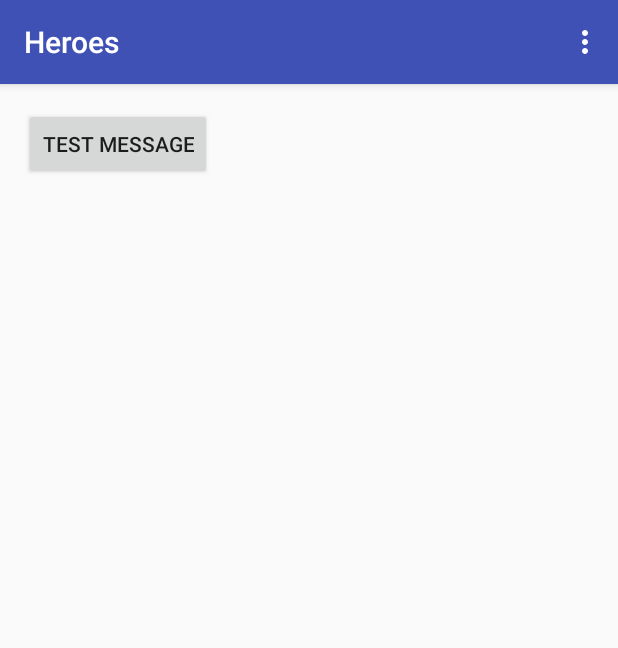
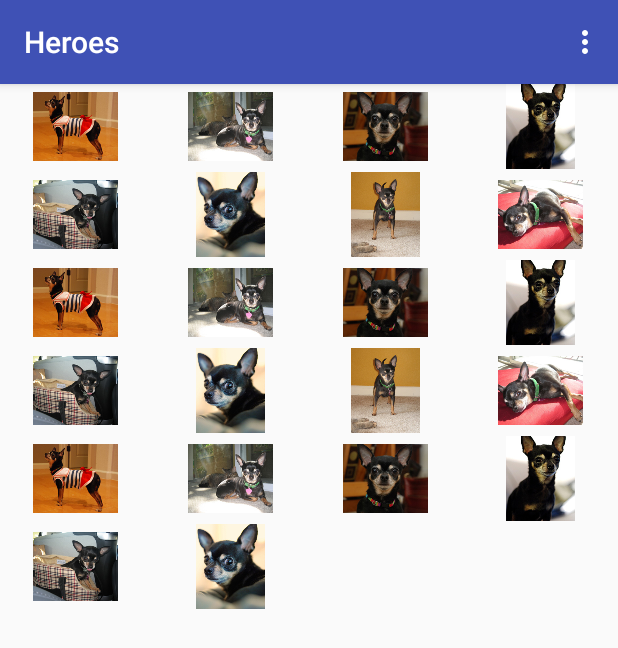
Before and after one commit to Minras/HotsApp_android, an Android app: the screen it shows after launch (HeroesActivity), on a phone screen of 412 x 824 dp. Shown: the top 648 px of the screen. Run offline under Robolectric (Android 15) with nearby library versions, the phone set to English and light mode, and no system bars.

Commit message:
Added a Grid to the main page

```diff
--- a/app/src/main/java/com/minras/android/hotsapp/HeroesActivity.java
+++ b/app/src/main/java/com/minras/android/hotsapp/HeroesActivity.java
@@ -6,7 +6,9 @@ import android.support.v7.widget.Toolbar;
 import android.view.Menu;
 import android.view.MenuItem;
 import android.view.View;
+import android.widget.AdapterView;
 import android.widget.Button;
+import android.widget.GridView;
 
 import java.io.IOException;
 import java.io.InputStream;
@@ -23,10 +25,11 @@ public class HeroesActivity extends AppCompatActivity {
         Toolbar toolbar = (Toolbar) findViewById(R.id.toolbar);
         setSupportActionBar(toolbar);
 
-        Button btnTestMsg = (Button)findViewById(R.id.viewBtnTestMsg);
-        btnTestMsg.setOnClickListener(new View.OnClickListener() {
-            public void onClick(View v) {
-                MessageManager.getInstance().sendMessage(MessageManager.STATUS_WARNING, "xxx");
+        GridView gridview = (GridView) findViewById(R.id.gridview);
+        gridview.setAdapter(new ImageAdapter(this));
+        gridview.setOnItemClickListener(new AdapterView.OnItemClickListener() {
+            public void onItemClick(AdapterView<?> parent, View v, int position, long id) {
+                MessageManager.getInstance().sendMessage(MessageManager.STATUS_WARNING, "" + position);
             }
         });
     }
--- /dev/null
+++ b/app/src/main/java/com/minras/android/hotsapp/ImageAdapter.java
@@ -0,0 +1,60 @@
+package com.minras.android.hotsapp;
+
+import android.content.Context;
+import android.view.View;
+import android.view.ViewGroup;
+import android.widget.BaseAdapter;
+import android.widget.GridView;
+import android.widget.ImageView;
+
+public class ImageAdapter extends BaseAdapter {
+    private Context mContext;
+
+    public ImageAdapter(Context c) {
+        mContext = c;
+    }
+
+    public int getCount() {
+        return mThumbIds.length;
+    }
+
+    public Object getItem(int position) {
+        return null;
+    }
+
+    public long getItemId(int position) {
+        return 0;
+    }
+
+    // create a new ImageView for each item referenced by the Adapter
+    public View getView(int position, View convertView, ViewGroup parent) {
+        ImageView imageView;
+        if (convertView == null) {
+            // if it's not recycled, initialize some attributes
+            imageView = new ImageView(mContext);
+            imageView.setLayoutParams(new GridView.LayoutParams(85, 85));
+            imageView.setScaleType(ImageView.ScaleType.CENTER_CROP);
+            imageView.setPadding(8, 8, 8, 8);
+        } else {
+            imageView = (ImageView) convertView;
+        }
+
+        imageView.setImageResource(mThumbIds[position]);
+        return imageView;
+    }
+
+    // references to our images
+    private Integer[] mThumbIds = {
+            R.drawable.sample_2, R.drawable.sample_3,
+            R.drawable.sample_4, R.drawable.sample_5,
+            R.drawable.sample_6, R.drawable.sample_7,
+            R.drawable.sample_0, R.drawable.sample_1,
+            R.drawable.sample_2, R.drawable.sample_3,
+            R.drawable.sample_4, R.drawable.sample_5,
+            R.drawable.sample_6, R.drawable.sample_7,
+            R.drawable.sample_0, R.drawable.sample_1,
+            R.drawable.sample_2, R.drawable.sample_3,
+            R.drawable.sample_4, R.drawable.sample_5,
+            R.drawable.sample_6, R.drawable.sample_7
+    };
+}
--- a/app/src/main/res/layout/content_heroes.xml
+++ b/app/src/main/res/layout/content_heroes.xml
@@ -1,21 +1,22 @@
 <?xml version="1.0" encoding="utf-8"?>
-<RelativeLayout xmlns:android="http://schemas.android.com/apk/res/android"
+<LinearLayout xmlns:android="http://schemas.android.com/apk/res/android"
     xmlns:app="http://schemas.android.com/apk/res-auto"
     xmlns:tools="http://schemas.android.com/tools"
     android:layout_width="match_parent"
     android:layout_height="match_parent"
-    android:paddingBottom="@dimen/activity_vertical_margin"
-    android:paddingLeft="@dimen/activity_horizontal_margin"
-    android:paddingRight="@dimen/activity_horizontal_margin"
-    android:paddingTop="@dimen/activity_vertical_margin"
     app:layout_behavior="@string/appbar_scrolling_view_behavior"
     tools:context="com.minras.android.hotsapp.HeroesActivity"
     tools:showIn="@layout/activity_heroes">
 
-    <Button
-        android:id="@+id/viewBtnTestMsg"
-        android:layout_width="wrap_content"
-        android:layout_height="wrap_content"
-        android:text="@string/btnTestMsg"
+    <GridView xmlns:android="http://schemas.android.com/apk/res/android"
+        android:id="@+id/gridview"
+        android:layout_width="match_parent"
+        android:layout_height="match_parent"
+        android:columnWidth="90dp"
+        android:numColumns="auto_fit"
+        android:verticalSpacing="2dp"
+        android:horizontalSpacing="2dp"
+        android:stretchMode="columnWidth"
+        android:gravity="center"
         />
-</RelativeLayout>
+</LinearLayout>
```
Also changed, not shown: app/src/main/res/drawable/sample_0.jpg (added), app/src/main/res/drawable/sample_1.jpg (added), app/src/main/res/drawable/sample_2.jpg (added), app/src/main/res/drawable/sample_3.jpg (added), app/src/main/res/drawable/sample_4.jpg (added), app/src/main/res/drawable/sample_5.jpg (added), app/src/main/res/drawable/sample_6.jpg (added), app/src/main/res/drawable/sample_7.jpg (added).
